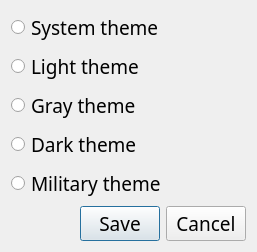
First picture: the form in src/widgets/theme_widget/ThemeDialogWidget.ui, repository inelina4/RootRoulette, before the edit.
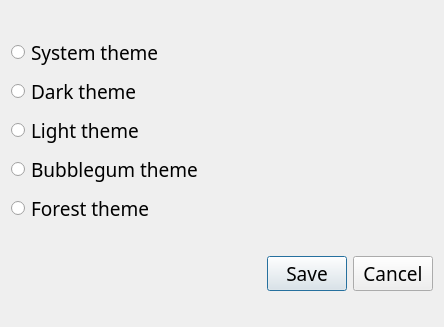
Second picture: the form after the edit.

Commit message: themes etc

Patch:
```diff
--- a/src/widgets/theme_widget/ThemeDialogWidget.ui
+++ b/src/widgets/theme_widget/ThemeDialogWidget.ui
@@ -6,8 +6,8 @@
    <rect>
     <x>0</x>
     <y>0</y>
-    <width>257</width>
-    <height>191</height>
+    <width>444</width>
+    <height>327</height>
    </rect>
   </property>
   <property name="font">
@@ -29,31 +29,31 @@
        </property>
       </widget>
      </item>
-     <item>
-      <widget class="QRadioButton" name="light_radio">
-       <property name="text">
-        <string>Light theme</string>
-       </property>
-      </widget>
-     </item>
      <item>
       <widget class="QRadioButton" name="dark_radio">
        <property name="text">
-        <string>Gray theme</string>
-       </property>
-      </widget>
-     </item>
-     <item>
-      <widget class="QRadioButton" name="very_dark_radio">
-       <property name="text">
         <string>Dark theme</string>
        </property>
       </widget>
      </item>
      <item>
-      <widget class="QRadioButton" name="military_green_radio">
+      <widget class="QRadioButton" name="light_radio">
        <property name="text">
-        <string>Military theme</string>
+        <string>Light theme</string>
+       </property>
+      </widget>
+     </item>
+     <item>
+      <widget class="QRadioButton" name="bubble_radio">
+       <property name="text">
+        <string>Bubblegum theme</string>
+       </property>
+      </widget>
+     </item>
+     <item>
+      <widget class="QRadioButton" name="forest_radio">
+       <property name="text">
+        <string>Forest theme</string>
        </property>
       </widget>
      </item>
```
Left out of the diff: 4 changed lines with no effect on the pictures. The commit also changes 5 other files.
